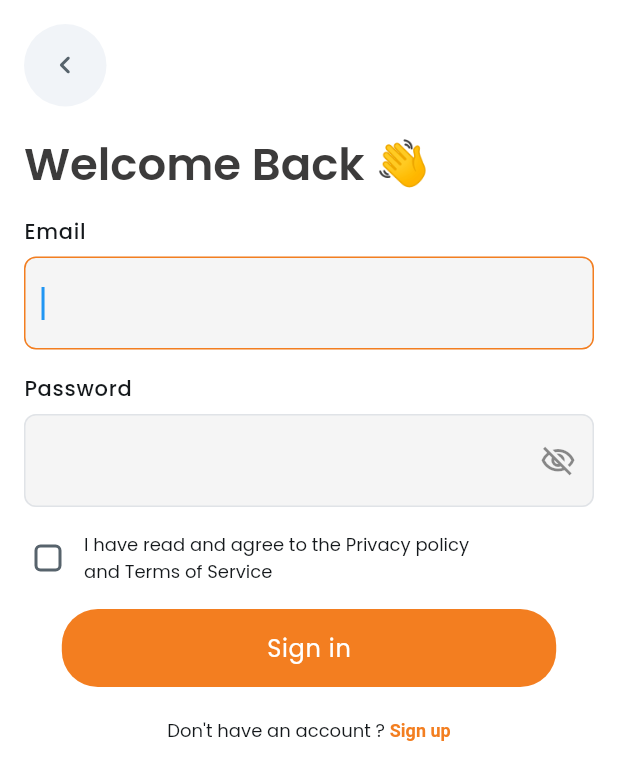
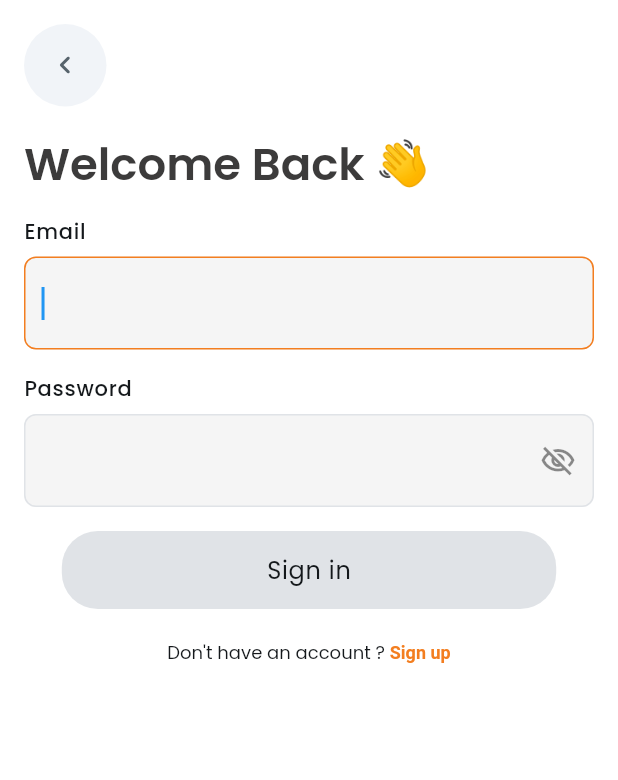
Before and after one commit to amcny/Todo4You, a Flutter app: the SigninWidget screen opened by its route, on a phone screen of 412 x 824 dp. Shown: the top 780 px of the screen. Run offline on Flutter 3.47's test engine with Material 3 defaults, Android fonts, the phone set to English and light mode, and no system bars; drawn by our look-alikes of auto_size_text; our stand-ins replace cloud_firestore, equatable, file_picker, firebase_auth, firebase_core, firebase_storage and 13 more; missing offline and left inert: json_path, mime_type; accounts and stored records are empty; network calls fail.

Commit message:
updated rest all

```diff
--- a/lib/flutter_flow/nav/nav.dart
+++ b/lib/flutter_flow/nav/nav.dart
@@ -72,13 +72,13 @@ GoRouter createRouter(AppStateNotifier appStateNotifier) => GoRouter(
       debugLogDiagnostics: true,
       refreshListenable: appStateNotifier,
       errorBuilder: (context, state) =>
-          appStateNotifier.loggedIn ? const SignupWidget() : const OnboardingWidget(),
+          appStateNotifier.loggedIn ? const HomepageWidget() : const OnboardingWidget(),
       routes: [
         FFRoute(
           name: '_initialize',
           path: '/',
           builder: (context, _) =>
-              appStateNotifier.loggedIn ? const SignupWidget() : const OnboardingWidget(),
+              appStateNotifier.loggedIn ? const HomepageWidget() : const OnboardingWidget(),
         ),
         FFRoute(
           name: 'signup',
--- a/lib/pages/signin/signin_model.dart
+++ b/lib/pages/signin/signin_model.dart
@@ -14,8 +14,6 @@ class SigninModel extends FlutterFlowModel<SigninWidget> {
   TextEditingController? pass1TextController;
   late bool pass1Visibility;
   String? Function(BuildContext, String?)? pass1TextControllerValidator;
-  // State field(s) for Checkbox widget.
-  bool? checkboxValue;
 
   @override
   void initState(BuildContext context) {
--- a/lib/pages/signin/signin_widget.dart
+++ b/lib/pages/signin/signin_widget.dart
@@ -251,54 +251,10 @@ class _SigninWidgetState extends State<SigninWidget> {
                 ),
               ),
               Padding(
-                padding: const EdgeInsetsDirectional.fromSTEB(16.0, 16.0, 16.0, 0.0),
-                child: Row(
-                  mainAxisSize: MainAxisSize.max,
-                  children: [
-                    Theme(
-                      data: ThemeData(
-                        checkboxTheme: CheckboxThemeData(
-                          visualDensity: VisualDensity.compact,
-                          materialTapTargetSize:
-                              MaterialTapTargetSize.shrinkWrap,
-                          shape: RoundedRectangleBorder(
-                            borderRadius: BorderRadius.circular(4.0),
-                          ),
-                        ),
-                        unselectedWidgetColor:
-                            FlutterFlowTheme.of(context).secondaryText,
-                      ),
-                      child: Checkbox(
-                        value: _model.checkboxValue ??= false,
-                        onChanged: (newValue) async {
-                          safeSetState(() => _model.checkboxValue = newValue!);
-                        },
-                        side: BorderSide(
-                          width: 2,
-                          color: FlutterFlowTheme.of(context).secondaryText,
-                        ),
-                        activeColor: FlutterFlowTheme.of(context).primary,
-                        checkColor: FlutterFlowTheme.of(context).info,
-                      ),
-                    ),
-                    Padding(
-                      padding:
-                          const EdgeInsetsDirectional.fromSTEB(8.0, 0.0, 0.0, 0.0),
-                      child: Text(
-                        'I have read and agree to the Privacy policy\nand Terms of Service',
-                        style: FlutterFlowTheme.of(context).bodyMedium.override(
-                              fontFamily: 'Poppins',
-                              letterSpacing: 0.0,
-                            ),
-                      ),
-                    ),
-                  ],
-                ),
-              ),
-              Padding(
                 padding: const EdgeInsetsDirectional.fromSTEB(0.0, 16.0, 0.0, 0.0),
                 child: FFButtonWidget(
-                  onPressed: (_model.checkboxValue == null)
+                  onPressed: ((_model.email1TextController.text == '') &&
+                          (_model.pass1TextController.text == ''))
                       ? null
                       : () async {
                           GoRouter.of(context).prepareAuthEvent();
```
Also changed, not shown: lib/components/add_task_widget.dart (+14 -4 lines), lib/components/edit_task_widget.dart (+13 -4 lines), lib/pages/homepage/homepage_widget.dart (+22 -5 lines), assets/images/No_data.svg (added), 2 other files.
